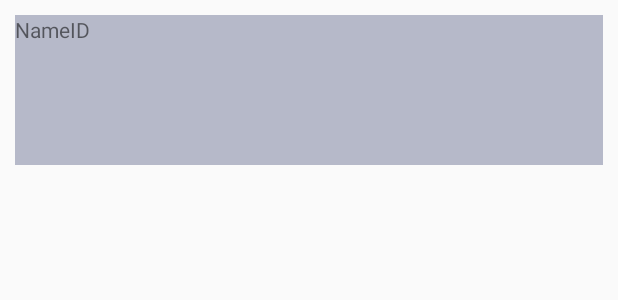
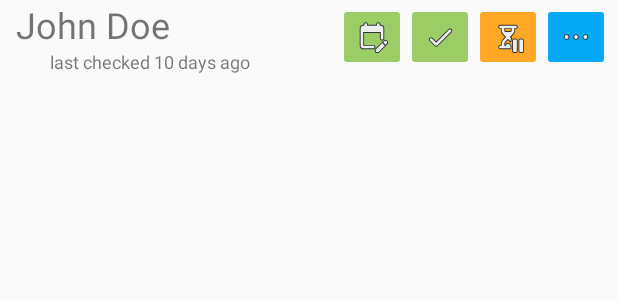
Before and after one commit to jonathandlo/HangTimeAssistant, an Android app: the layout item_reminder.xml on its own in the app's theme, with its tools: preview values and no code run, on a phone screen of 412 x 824 dp. Shown: the top 300 px of the screen. Run offline under Robolectric (Android 15) with nearby library versions, the phone set to English and light mode, and no system bars.

Commit message:
reminders are now displayed on the "upcoming" tab

```diff
--- a/app/src/main/java/com/example/hangtimeassistant/Model.kt
+++ b/app/src/main/java/com/example/hangtimeassistant/Model.kt
@@ -2,6 +2,7 @@ package com.example.hangtimeassistant
 
 import android.graphics.Color
 import androidx.room.*
+import java.time.Instant
 
 //
 // Daos
@@ -219,7 +220,10 @@ data class Contact (
     @ColumnInfo var reminderCadenceUnit: String = "days",
     @ColumnInfo var reminderDelay: Boolean = false,
     @ColumnInfo var reminderDelayAmount: Long = 0,
-    @ColumnInfo var reminderDelayUnit: String = "days"
+    @ColumnInfo var reminderDelayUnit: String = "days",
+
+    // meta data
+    @Ignore var metaNextReminder: Instant = Instant.EPOCH
 )
 
 @Entity(tableName = "tbl_event")
--- a/app/src/main/java/com/example/hangtimeassistant/ui/main/ViewContacts.kt
+++ b/app/src/main/java/com/example/hangtimeassistant/ui/main/ViewContacts.kt
@@ -548,7 +548,7 @@ class ViewContacts : Fragment() {
             }
 
             override fun onNothingSelected(parent: AdapterView<*>?) {
-                db.contactDao().update(contact.apply { this.reminderCadenceUnit = "days" })
+                db.contactDao().update(contact.apply { this.reminderDelayUnit = "days" })
             }
         }
     }
--- a/app/src/main/res/layout/item_reminder.xml
+++ b/app/src/main/res/layout/item_reminder.xml
@@ -3,48 +3,89 @@
     xmlns:tools="http://schemas.android.com/tools"
     android:id="@+id/layout_remind_item_main"
     android:layout_width="match_parent"
-    android:layout_height="match_parent">
+    android:layout_height="wrap_content"
+    android:paddingHorizontal="5dp"
+    android:paddingBottom="10dp">
+
+    <ImageButton
+        android:id="@+id/button_remind_item_checkedit"
+        android:layout_width="45dp"
+        android:layout_height="45dp"
+        android:backgroundTint="#9CCC65"
+        android:minWidth="45dp"
+        android:minHeight="45dp"
+        android:paddingVertical="5dp"
+        android:scaleType="fitCenter"
+        android:src="@drawable/ic_editcalendar"
+        app:layout_constraintBottom_toBottomOf="@+id/linearLayout"
+        app:layout_constraintEnd_toStartOf="@+id/button_remind_item_check"
+        app:layout_constraintTop_toTopOf="@+id/linearLayout" />
 
     <LinearLayout
-        android:id="@+id/layout_remind_vert"
-        android:layout_width="0dp"
-        android:layout_height="100dp"
-        android:layout_marginStart="10dp"
-        android:layout_marginTop="10dp"
-        android:layout_marginEnd="10dp"
-        android:background="#ccc"
+        android:id="@+id/linearLayout"
+        android:layout_width="wrap_content"
+        android:layout_height="wrap_content"
+        android:layout_marginStart="5dp"
         android:orientation="vertical"
-        app:layout_constraintEnd_toEndOf="parent"
         app:layout_constraintStart_toStartOf="parent"
         app:layout_constraintTop_toTopOf="parent">
 
-        <LinearLayout
-            android:id="@+id/layout_remind_hor"
-            android:layout_width="match_parent"
-            android:layout_height="match_parent"
-            android:background="#273F51B5"
-            android:orientation="horizontal">
+        <TextView
+            android:id="@+id/text_remind_item_name"
+            android:layout_width="wrap_content"
+            android:layout_height="wrap_content"
+            android:text="John Doe"
+            android:textSize="24sp" />
 
-            <TextView
-                android:id="@+id/textView"
-                android:layout_width="wrap_content"
-                android:layout_height="wrap_content"
-                android:text="Name" />
-
-            <TextView
-                android:id="@+id/textView3"
-                android:layout_width="wrap_content"
-                android:layout_height="wrap_content"
-                android:text="ID"
-                android:textAlignment="textEnd" />
-
-            <TextView
-                android:id="@+id/textView4"
-                android:layout_width="wrap_content"
-                android:layout_height="wrap_content"
-                android:layout_weight="1" />
-        </LinearLayout>
-
+        <TextView
+            android:id="@+id/text_remind_item_caption"
+            android:layout_width="wrap_content"
+            android:layout_height="wrap_content"
+            android:layout_marginStart="20dp"
+            android:text=" last checked 10 days ago"
+            android:textSize="12sp" />
     </LinearLayout>
 
+    <ImageButton
+        android:id="@+id/button_remind_item_check"
+        android:layout_width="45dp"
+        android:layout_height="45dp"
+        android:backgroundTint="#9CCC65"
+        android:minWidth="45dp"
+        android:minHeight="45dp"
+        android:paddingVertical="5dp"
+        android:scaleType="fitCenter"
+        android:src="@drawable/ic_check"
+        app:layout_constraintBottom_toBottomOf="@+id/button_remind_item_checkedit"
+        app:layout_constraintEnd_toStartOf="@+id/button_remind_item_delay"
+        app:layout_constraintTop_toTopOf="@+id/button_remind_item_checkedit" />
+
+    <ImageButton
+        android:id="@+id/button_remind_item_delay"
+        android:layout_width="45dp"
+        android:layout_height="45dp"
+        android:backgroundTint="#FFA726"
+        android:minWidth="45dp"
+        android:minHeight="45dp"
+        android:paddingVertical="5dp"
+        android:scaleType="fitCenter"
+        android:src="@drawable/ic_pause"
+        app:layout_constraintBottom_toBottomOf="@+id/button_remind_item_check"
+        app:layout_constraintEnd_toStartOf="@+id/button_remind_item_edit"
+        app:layout_constraintTop_toTopOf="@+id/button_remind_item_check" />
+
+    <ImageButton
+        android:id="@+id/button_remind_item_edit"
+        android:layout_width="45dp"
+        android:layout_height="45dp"
+        android:backgroundTint="@color/colorPrimary"
+        android:minWidth="45dp"
+        android:minHeight="45dp"
+        android:paddingVertical="5dp"
+        android:scaleType="fitCenter"
+        android:src="@drawable/ic_ellipsis"
+        app:layout_constraintBottom_toBottomOf="@+id/button_remind_item_delay"
+        app:layout_constraintEnd_toEndOf="parent"
+        app:layout_constraintTop_toTopOf="@+id/button_remind_item_delay" />
+
 </androidx.constraintlayout.widget.ConstraintLayout>
```
Also changed, not shown: app/src/main/java/com/example/hangtimeassistant/ui/main/ViewUpcoming.kt (+78 -4 lines), app/src/main/res/layout/item_reminder_header.xml (added, +39 -0 lines).
